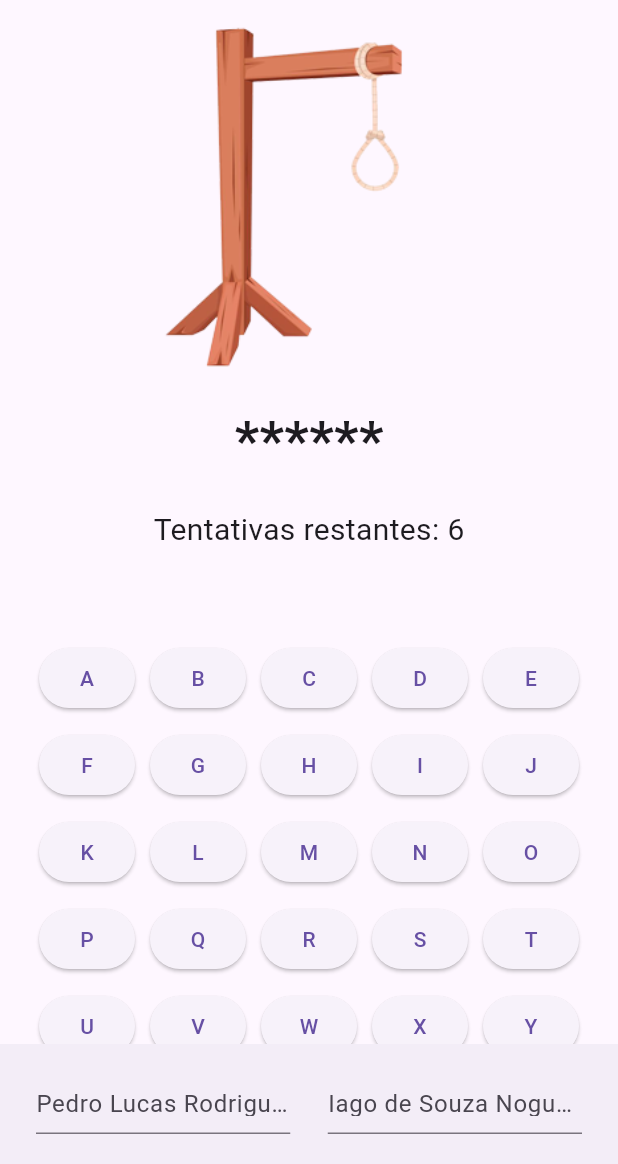
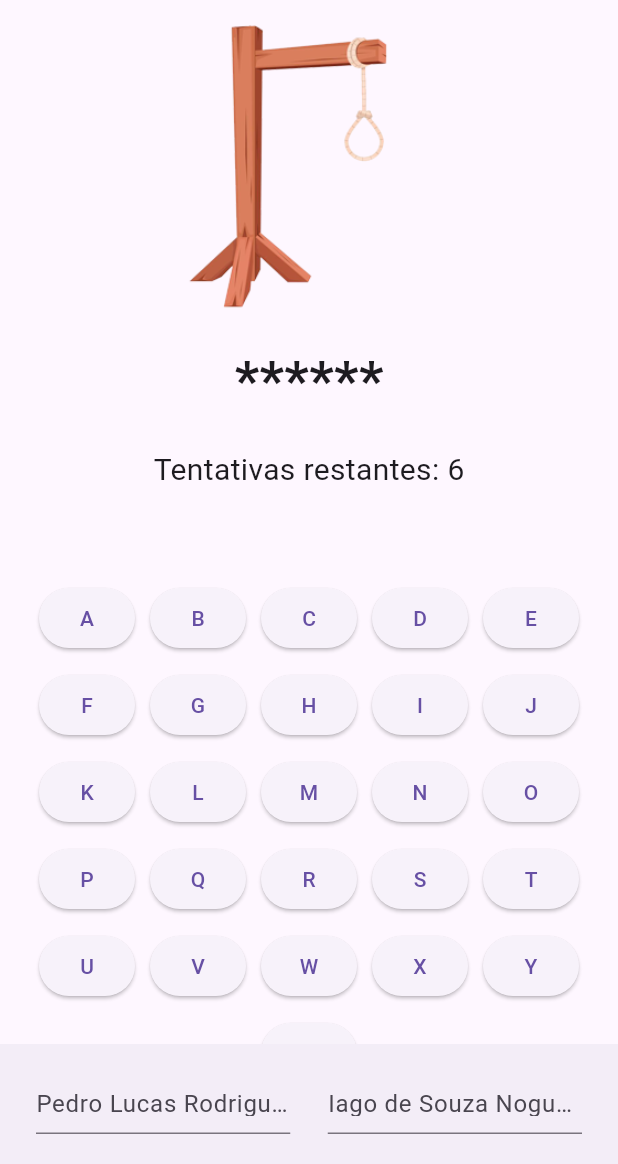
Before and after one commit to plucsa/Jogo-da-forca-BC5, a Flutter app: the screen it shows after launch, on a phone screen of 412 x 824 dp, the part 72-1236 px from its top. Run offline on Flutter 3.47's test engine with Material 3 defaults, Android fonts, the phone set to English and light mode, and no system bars.

Commit message:
correção de tamanho das imagens

```diff
--- a/lib/main.dart
+++ b/lib/main.dart
@@ -165,7 +165,7 @@ class _TelaForcaState extends State<TelaForca> {
             // Adicionando o boneco da forca com partes do corpo
             Image.asset(
               'assets/forca$_partesDoCorpo.png',
-              height: 240,
+              height: 200,
             ),
             SizedBox(height: 20.0),
             Text(
```
